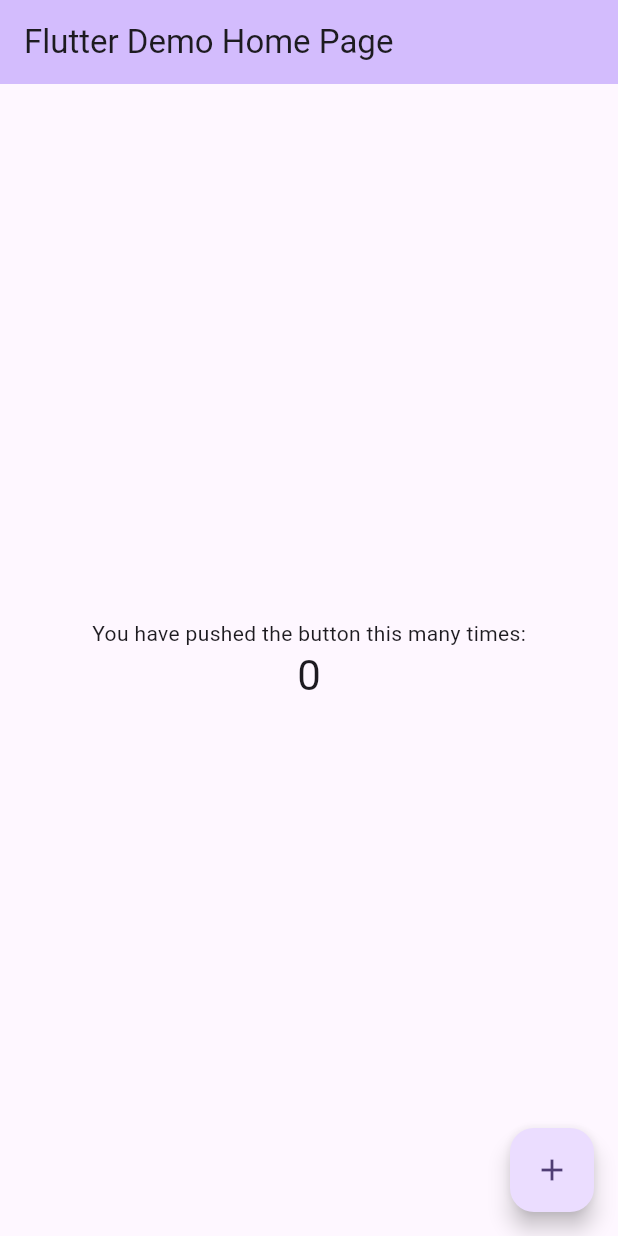
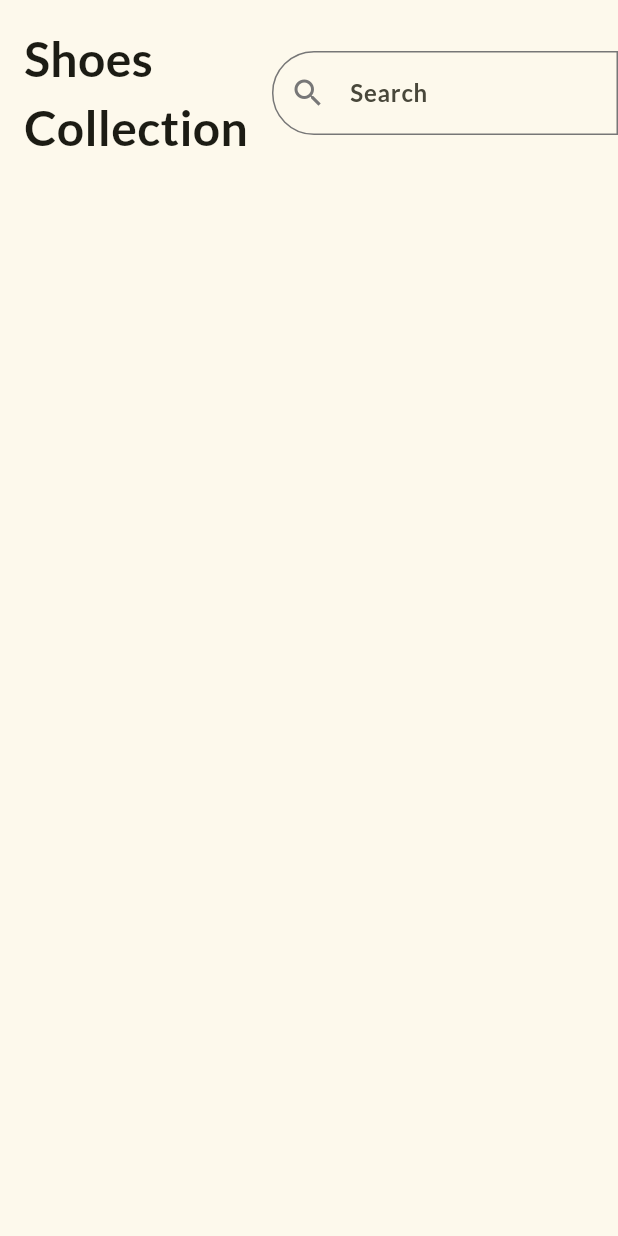
Before and after one commit to Suvisuttikasame/sneaker_app, a Flutter app: the screen it shows after launch, on a phone screen of 412 x 824 dp. Run offline on Flutter 3.47's test engine with Material 3 defaults, Android fonts, the phone set to English and light mode, and no system bars.

Commit message:
- [feat] header

```diff
--- a/lib/main.dart
+++ b/lib/main.dart
@@ -1,4 +1,5 @@
 import 'package:flutter/material.dart';
+import 'package:sneaker_app/my_home_page.dart';
 
 void main() {
   runApp(const MyApp());
@@ -13,113 +14,16 @@ class MyApp extends StatelessWidget {
     return MaterialApp(
       title: 'Flutter Demo',
       theme: ThemeData(
-        // This is the theme of your application.
-        //
-        // TRY THIS: Try running your application with "flutter run". You'll see
-        // the application has a purple toolbar. Then, without quitting the app,
-        // try changing the seedColor in the colorScheme below to Colors.green
-        // and then invoke "hot reload" (save your changes or press the "hot
-        // reload" button in a Flutter-supported IDE, or press "r" if you used
-        // the command line to start the app).
-        //
-        // Notice that the counter didn't reset back to zero; the application
-        // state is not lost during the reload. To reset the state, use hot
-        // restart instead.
-        //
-        // This works for code too, not just values: Most code changes can be
-        // tested with just a hot reload.
-        colorScheme: ColorScheme.fromSeed(seedColor: Colors.deepPurple),
-        useMaterial3: true,
-      ),
-      home: const MyHomePage(title: 'Flutter Demo Home Page'),
+          fontFamily: "Lato",
+          inputDecorationTheme: InputDecorationTheme(
+              hintStyle: TextStyle(
+                fontWeight: FontWeight.bold,
+                fontSize: 16,
+              ),
+              prefixIconColor: Color.fromRGBO(119, 119, 119, 1)),
+          useMaterial3: true,
+          colorSchemeSeed: const Color.fromRGBO(204, 204, 0, 0.8)),
+      home: const MyHomePage(),
     );
   }
 }
-
-class MyHomePage extends StatefulWidget {
-  const MyHomePage({super.key, required this.title});
-
-  // This widget is the home page of your application. It is stateful, meaning
-  // that it has a State object (defined below) that contains fields that affect
-  // how it looks.
-
-  // This class is the configuration for the state. It holds the values (in this
-  // case the title) provided by the parent (in this case the App widget) and
-  // used by the build method of the State. Fields in a Widget subclass are
-  // always marked "final".
-
-  final String title;
-
-  @override
-  State<MyHomePage> createState() => _MyHomePageState();
-}
-
-class _MyHomePageState extends State<MyHomePage> {
-  int _counter = 0;
-
-  void _incrementCounter() {
-    setState(() {
-      // This call to setState tells the Flutter framework that something has
-      // changed in this State, which causes it to rerun the build method below
-      // so that the display can reflect the updated values. If we changed
-      // _counter without calling setState(), then the build method would not be
-      // called again, and so nothing would appear to happen.
-      _counter++;
-    });
-  }
-
-  @override
-  Widget build(BuildContext context) {
-    // This method is rerun every time setState is called, for instance as done
-    // by the _incrementCounter method above.
-    //
-    // The Flutter framework has been optimized to make rerunning build methods
-    // fast, so that you can just rebuild anything that needs updating rather
-    // than having to individually change instances of widgets.
-    return Scaffold(
-      appBar: AppBar(
-        // TRY THIS: Try changing the color here to a specific color (to
-        // Colors.amber, perhaps?) and trigger a hot reload to see the AppBar
-        // change color while the other colors stay the same.
-        backgroundColor: Theme.of(context).colorScheme.inversePrimary,
-        // Here we take the value from the MyHomePage object that was created by
-        // the App.build method, and use it to set our appbar title.
-        title: Text(widget.title),
-      ),
-      body: Center(
-        // Center is a layout widget. It takes a single child and positions it
-        // in the middle of the parent.
-        child: Column(
-          // Column is also a layout widget. It takes a list of children and
-          // arranges them vertically. By default, it sizes itself to fit its
-          // children horizontally, and tries to be as tall as its parent.
-          //
-          // Column has various properties to control how it sizes itself and
-          // how it positions its children. Here we use mainAxisAlignment to
-          // center the children vertically; the main axis here is the vertical
-          // axis because Columns are vertical (the cross axis would be
-          // horizontal).
-          //
-          // TRY THIS: Invoke "debug painting" (choose the "Toggle Debug Paint"
-          // action in the IDE, or press "p" in the console), to see the
-          // wireframe for each widget.
-          mainAxisAlignment: MainAxisAlignment.center,
-          children: <Widget>[
-            const Text(
-              'You have pushed the button this many times:',
-            ),
-            Text(
-              '$_counter',
-              style: Theme.of(context).textTheme.headlineMedium,
-            ),
-          ],
-        ),
-      ),
-      floatingActionButton: FloatingActionButton(
-        onPressed: _incrementCounter,
-        tooltip: 'Increment',
-        child: const Icon(Icons.add),
-      ), // This trailing comma makes auto-formatting nicer for build methods.
-    );
-  }
-}
--- /dev/null
+++ b/lib/my_home_page.dart
@@ -0,0 +1,42 @@
+import 'package:flutter/material.dart';
+
+class MyHomePage extends StatelessWidget {
+  const MyHomePage({super.key});
+
+  @override
+  Widget build(BuildContext context) {
+    const border = OutlineInputBorder(
+        borderSide: BorderSide(color: Color.fromRGBO(119, 119, 119, 1)),
+        borderRadius: BorderRadius.horizontal(
+          left: Radius.circular(50),
+        ));
+    return Scaffold(
+      body: SafeArea(
+          child: Row(
+        children: [
+          Padding(
+            padding: const EdgeInsets.all(16.0),
+            child: Text(
+              'Shoes\nCollection',
+              style: TextStyle(
+                fontSize: 32,
+                fontWeight: FontWeight.bold,
+              ),
+            ),
+          ),
+          Expanded(
+            child: TextField(
+              decoration: InputDecoration(
+                border: border,
+                enabledBorder: border,
+                focusedBorder: border,
+                hintText: 'Search',
+                prefixIcon: Icon(Icons.search),
+              ),
+            ),
+          ),
+        ],
+      )),
+    );
+  }
+}
```
Also changed, not shown: pubspec.yaml (+8 -10 lines), assets/fonts/Lato-Bold.ttf (added), assets/fonts/Lato-Light.ttf (added).
